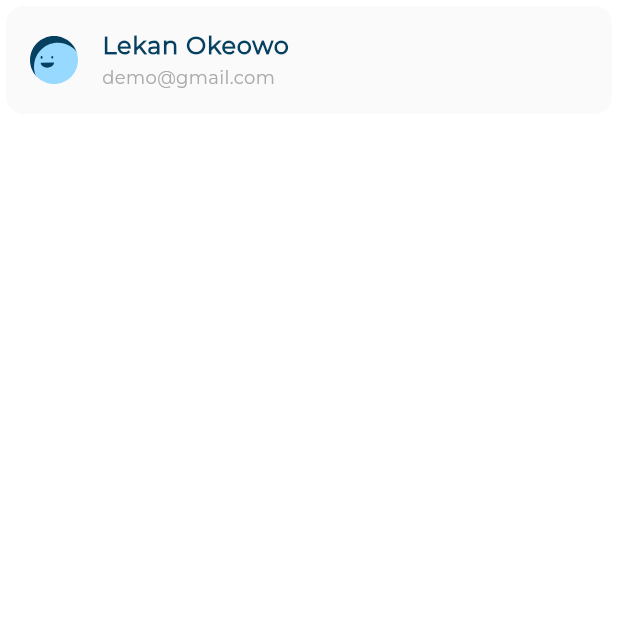
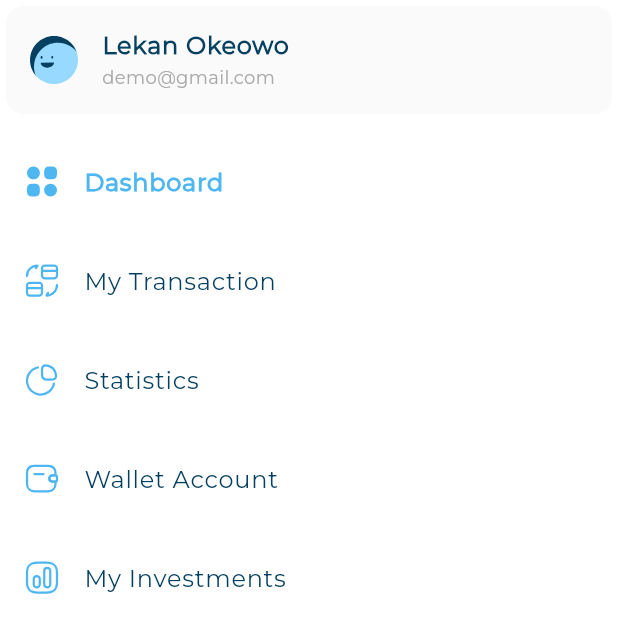
Before and after one commit to Eng-Nader/DashBoard-App, a Flutter app: the CustomDrawar widget shown alone on an empty page, opened directly, on a phone screen of 412 x 824 dp. Shown: the top 633 px of the screen. Run offline on Flutter 3.47's test engine with Material 3 defaults, Android fonts, the phone set to English and light mode, and no system bars; our stand-ins replace device_preview, flutter_svg.

Commit message:
Finish of darwar item view and selected between color

```diff
--- /dev/null
+++ b/lib/models/darwar_item_model.dart
@@ -0,0 +1,5 @@
+class DarwarItemModel {
+  final String title;
+  final String image;
+  const DarwarItemModel({required this.image, required this.title});
+}
--- a/lib/widget/custom_drawar.dart
+++ b/lib/widget/custom_drawar.dart
@@ -1,6 +1,8 @@
 import 'package:dashboarda_app/utils/app_images.dart';
 import 'package:dashboarda_app/utils/app_style.dart';
 import 'package:dashboarda_app/widget/custom_user_info.dart';
+import 'package:dashboarda_app/widget/darwar_item.dart';
+import 'package:dashboarda_app/widget/darwar_item_view.dart';
 import 'package:flutter/material.dart';
 import 'package:flutter_svg/flutter_svg.dart';
 
@@ -23,6 +25,7 @@ class CustomDrawar extends StatelessWidget {
           SizedBox(
             height: 8,
           ),
+          DarwarItemView(),
         ],
       ),
     );
--- /dev/null
+++ b/lib/widget/darwar_item.dart
@@ -0,0 +1,24 @@
+import 'package:dashboarda_app/models/darwar_item_model.dart';
+import 'package:dashboarda_app/utils/app_style.dart';
+import 'package:flutter/material.dart';
+import 'package:flutter_svg/svg.dart';
+
+class DarwarItem extends StatelessWidget {
+  const DarwarItem(
+      {super.key, required this.darwarItemModel, required this.isActive});
+  final DarwarItemModel darwarItemModel;
+  final bool isActive;
+
+  @override
+  Widget build(BuildContext context) {
+    return ListTile(
+      leading: SvgPicture.asset(
+        darwarItemModel.image,
+      ),
+      title: Text(
+        darwarItemModel.title,
+        style: isActive ? AppStyle.stylebold16 : AppStyle.styleRegular16,
+      ),
+    );
+  }
+}
--- /dev/null
+++ b/lib/widget/darwar_item_view.dart
@@ -0,0 +1,69 @@
+import 'package:dashboarda_app/models/darwar_item_model.dart';
+import 'package:dashboarda_app/utils/app_images.dart';
+import 'package:dashboarda_app/widget/darwar_item.dart';
+import 'package:flutter/material.dart';
+
+class DarwarItemView extends StatefulWidget {
+  const DarwarItemView({super.key});
+
+  @override
+  State<DarwarItemView> createState() => _DarwarItemViewState();
+}
+
+class _DarwarItemViewState extends State<DarwarItemView> {
+  final List<DarwarItemModel> darwarItemListe = [
+    DarwarItemModel(
+      image: AppImage.imagesDashboard,
+      title: 'Dashboard',
+    ),
+    DarwarItemModel(
+      image: AppImage.imagesTransaction,
+      title: 'My Transaction',
+    ),
+    DarwarItemModel(
+      image: AppImage.imagesStatics,
+      title: 'Statistics',
+    ),
+    DarwarItemModel(
+      image: AppImage.imagesWallet,
+      title: 'Wallet Account',
+    ),
+    DarwarItemModel(
+      image: AppImage.imagesInvesment,
+      title: 'My Investments',
+    ),
+  ];
+  int currntIndex = 0;
+
+  @override
+  Widget build(BuildContext context) {
+    return ListView.builder(
+      shrinkWrap: true,
+      physics: NeverScrollableScrollPhysics(),
+      itemCount: darwarItemListe.length,
+      itemBuilder: (context, index) {
+        return InkWell(
+          onTap: () {
+            if (currntIndex != index) {
+              setState(
+                () {
+                  currntIndex = index;
+                },
+              );
+            }
+          },
+          child: Padding(
+            padding: const EdgeInsets.only(
+              top: 5,
+              bottom: 5,
+            ),
+            child: DarwarItem(
+              darwarItemModel: darwarItemListe[index],
+              isActive: currntIndex == index,
+            ),
+          ),
+        );
+      },
+    );
+  }
+}
```
